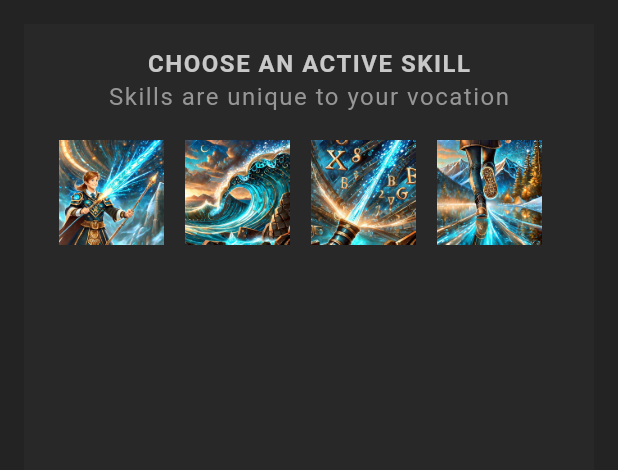
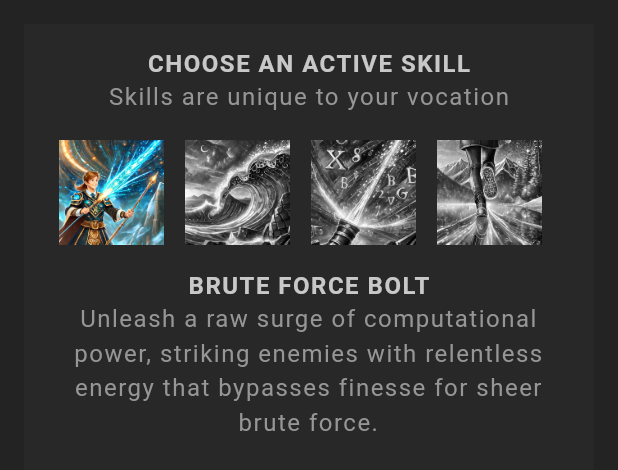
Before and after one commit to phollaki/Flutter-RPG, a Flutter app: the SkillList widget shown alone on an empty page, opened directly with sample values from the repository, on a phone screen of 412 x 824 dp. Shown: the top 470 px of the screen. Run offline on Flutter 3.47's test engine with Material 3 defaults, Android fonts, the phone set to English and light mode, and no system bars; our stand-ins replace google_fonts; Roboto replaces fonts that are missing (Kanit).

Commit message:
feat: add skill selector

```diff
--- a/lib/models/skill.dart
+++ b/lib/models/skill.dart
@@ -6,6 +6,7 @@ class Skill {
     required this.id,
     required this.name,
     required this.image,
+    required this.description,
     required this.vocation,
   });
 
@@ -13,6 +14,7 @@ class Skill {
   final String id;
   final String name;
   final String image;
+  final String description;
   final Vocation vocation;
 }
 
@@ -22,80 +24,118 @@ final List<Skill> allSkills = [
       id: '1',
       name: 'Brute Force Bolt',
       image: 'bf_bolt.jpg',
-      vocation: Vocation.wizard),
+      vocation: Vocation.wizard,
+      description:
+          'Unleash a raw surge of computational power, striking enemies with relentless energy that bypasses finesse for sheer brute force.'),
   Skill(
       id: '2',
       name: 'Recursive Wave',
       image: 'r_wave.jpg',
-      vocation: Vocation.wizard),
+      vocation: Vocation.wizard,
+      description:
+          'Summon an ever-repeating wave of magic, dealing increasing damage with each recursive iteration that hits the target.'),
   Skill(
       id: '3',
       name: 'Hash Beam',
       image: 'h_beam.jpg',
-      vocation: Vocation.wizard),
+      vocation: Vocation.wizard,
+      description:
+          'Emit a focused beam of energy that hashes your enemies’ defenses, disrupting their patterns and dealing massive damage.'),
   Skill(
       id: '4',
       name: 'Backtrack',
       image: 'backtrack.jpg',
-      vocation: Vocation.wizard),
+      vocation: Vocation.wizard,
+      description:
+          'Reverse time for a brief moment, undoing the last harmful effect on yourself or an ally while regaining lost ground.'),
 
   // terminal raider skills
   Skill(
       id: '5',
       name: 'Lethal Touch',
       image: 'l_touch.jpg',
-      vocation: Vocation.raider),
+      vocation: Vocation.raider,
+      description:
+          'Deliver a devastating strike to a critical point, instantly executing weakened enemies or dealing significant damage to stronger foes.'),
   Skill(
       id: '6',
       name: 'Sudo Blast',
       image: 's_blast.jpg',
-      vocation: Vocation.raider),
+      vocation: Vocation.raider,
+      description:
+          'Override your enemies\' defenses with an explosive pulse of terminal energy that leaves no room for resistance.'),
   Skill(
       id: '7',
       name: 'Full Clear',
       image: 'f_clear.jpg',
-      vocation: Vocation.raider),
+      vocation: Vocation.raider,
+      description:
+          'Sweep through the battlefield, eliminating all lingering threats and clearing obstacles with unmatched efficiency.'),
   Skill(
       id: '8',
       name: 'Support Shell',
       image: 's_shell.jpg',
-      vocation: Vocation.raider),
+      vocation: Vocation.raider,
+      description:
+          'Deploy a protective barrier around yourself or an ally, absorbing incoming damage and boosting resilience temporarily.'),
 
   // code junkie skills
   Skill(
       id: '9',
       name: 'Infinite Loop',
       image: 'i_loop.jpg',
-      vocation: Vocation.junkie),
+      vocation: Vocation.junkie,
+      description:
+          'Trap your enemies in an endless cycle of damage, locking them in place and draining their strength with each repetition.'),
   Skill(
       id: '10',
       name: 'Type Cast',
       image: 't_cast.jpg',
-      vocation: Vocation.junkie),
+      vocation: Vocation.junkie,
+      description:
+          'Forcefully adapt to your enemy’s weaknesses, changing the nature of your attacks to deal maximum damage.'),
   Skill(
       id: '11',
       name: 'Encapsulate',
       image: 'encapsulate.jpg',
-      vocation: Vocation.junkie),
+      vocation: Vocation.junkie,
+      description:
+          'Create a shield of pure logic around yourself or an ally, isolating them from harm and regenerating their vitality over time.'),
   Skill(
       id: '12',
       name: 'Copy & Paste',
       image: 'c_paste.jpg',
-      vocation: Vocation.junkie),
+      vocation: Vocation.junkie,
+      description:
+          'Duplicate the last skill or effect you used, amplifying its potency or redirecting it to a new target.'),
 
   // ux ninja skills
   Skill(
-      id: '13', name: 'Gamify', image: 'gamify.jpg', vocation: Vocation.ninja),
+      id: '13',
+      name: 'Gamify',
+      image: 'gamify.jpg',
+      vocation: Vocation.ninja,
+      description:
+          'Turn the tide of battle into a strategic game, boosting your team’s morale and increasing their effectiveness over time.'),
   Skill(
-      id: '14', name: 'Heat Map', image: 'h_map.jpg', vocation: Vocation.ninja),
+      id: '14',
+      name: 'Heat Map',
+      image: 'h_map.jpg',
+      vocation: Vocation.ninja,
+      description:
+          'Reveal weak spots in your enemies\' defenses, highlighting critical points for your team to exploit.'),
   Skill(
       id: '15',
       name: 'Wireframe',
       image: 'wireframe.jpg',
-      vocation: Vocation.ninja),
+      vocation: Vocation.ninja,
+      description:
+          'Project an illusionary structure that confuses enemies, forcing them to target decoys while you plan your next move.'),
   Skill(
       id: '16',
       name: 'Dark Pattern',
       image: 'd_pattern.jpg',
-      vocation: Vocation.ninja),
+      vocation: Vocation.ninja,
+      description:
+          'Manipulate your foes with deceptive techniques, luring them into traps or causing them to act against their own interests.'),
 ];
--- a/lib/screens/profile/profile.dart
+++ b/lib/screens/profile/profile.dart
@@ -2,6 +2,7 @@ import 'package:flutter/material.dart';
 import 'package:rpg/models/character.dart';
 import 'package:rpg/screens/profile/skill_list.dart';
 import 'package:rpg/screens/profile/stats_table.dart';
+import 'package:rpg/shared/styled_button.dart';
 import 'package:rpg/shared/styled_text.dart';
 import 'package:rpg/theme.dart';
 
@@ -76,7 +77,6 @@ class Profile extends StatelessWidget {
                 ),
               ),
             ),
-
             Container(
               alignment: Alignment.center,
               child: Column(
@@ -85,10 +85,19 @@ class Profile extends StatelessWidget {
                 ],
               ),
             ),
-
             SkillList(character),
-
-            // save button
+            StyledButton(
+              onPressed: () {
+                ScaffoldMessenger.of(context).showSnackBar(SnackBar(
+                  backgroundColor: AppColors.secondaryColor,
+                  content: const Text("Character saved!"),
+                  showCloseIcon: true,
+                  duration: const Duration(seconds: 2),
+                ));
+              },
+              child: const StyledHeading(text: "Save Character"),
+            ),
+            SizedBox(height: 20),
           ],
         ),
       ),
--- a/lib/screens/profile/skill_list.dart
+++ b/lib/screens/profile/skill_list.dart
@@ -1,6 +1,7 @@
 import 'package:flutter/material.dart';
 import 'package:rpg/models/character.dart';
 import 'package:rpg/models/skill.dart';
+import 'package:rpg/shared/styled_button.dart';
 import 'package:rpg/shared/styled_text.dart';
 import 'package:rpg/theme.dart';
 
@@ -16,12 +17,19 @@ class SkillList extends StatefulWidget {
 class _SkillListState extends State<SkillList> {
   // late will be declared but not initialized, later it will be initialized in the initState method
   late List<Skill> availableSkills;
+  late Skill selectedSkill;
 
   @override
   void initState() {
     availableSkills = allSkills.where((skill) {
       return skill.vocation == widget.character.vocation;
     }).toList();
+
+    if (widget.character.skills.isEmpty) {
+      selectedSkill = availableSkills.first;
+    } else {
+      selectedSkill = widget.character.skills.first;
+    }
 
     super.initState();
   }
@@ -40,19 +48,37 @@ class _SkillListState extends State<SkillList> {
             const SizedBox(height: 10),
             Row(
               children: availableSkills.map((skill) {
-                  return Container(
+                return GestureDetector(
+                  onTap: () {
+                    setState(() {
+                      widget.character.updateSkill(skill);
+                      selectedSkill = skill;
+                    });
+                  },
+                  child: Container(
                     margin: const EdgeInsets.all(5),
                     padding: const EdgeInsets.all(2),
                     child: Image.asset(
                       "assets/img/skills/${skill.image}",
                       width: 70,
+                      colorBlendMode: BlendMode.color,
+                      color: selectedSkill == skill
+                          ? Colors.transparent
+                          : Colors.black,
+                    ),
                   ),
                 );
               }).toList(),
             ),
             const SizedBox(height: 10),
+            StyledHeading(text: selectedSkill.name),
+            StyledText(
+              text: selectedSkill.description,
+              align: TextAlign.center,
+            ),
           ],
-          )),
+        ),
+      ),
     );
   }
 }
--- a/lib/shared/styled_text.dart
+++ b/lib/shared/styled_text.dart
@@ -2,14 +2,17 @@ import 'package:flutter/material.dart';
 import 'package:google_fonts/google_fonts.dart';
 
 class StyledText extends StatelessWidget {
-  const StyledText({super.key, required this.text});
+  const StyledText(
+      {super.key, required this.text, this.align = TextAlign.left});
 
   final String text;
+  final TextAlign align;
 
   @override
   Widget build(BuildContext context) {
     return Text(
       text,
+      textAlign: align,
       style: GoogleFonts.kanit(
         textStyle: Theme.of(context).textTheme.bodyMedium,
       ),
```
Lines whose indentation alone changed are shown as unchanged.
